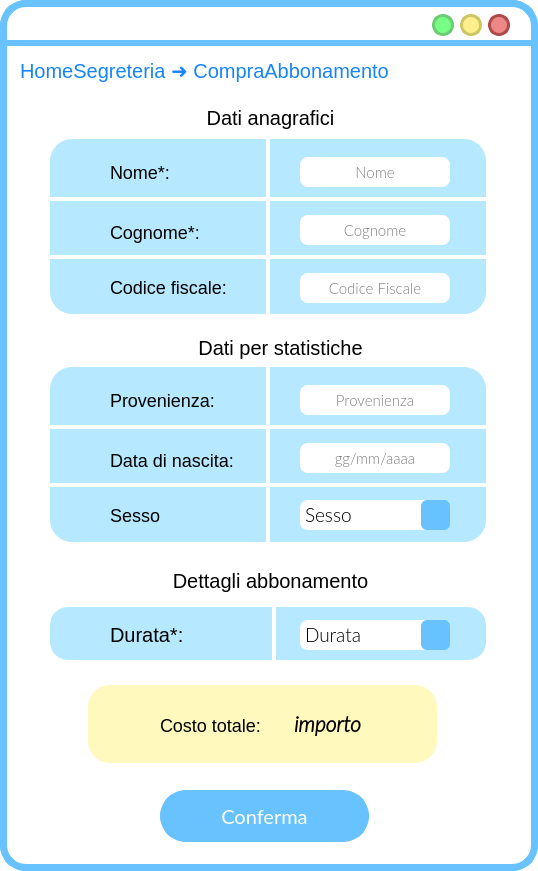
SbattellaMattia/SoftwareEngineering, file ui/CompraAbbonamento.ui: the form before one commit.
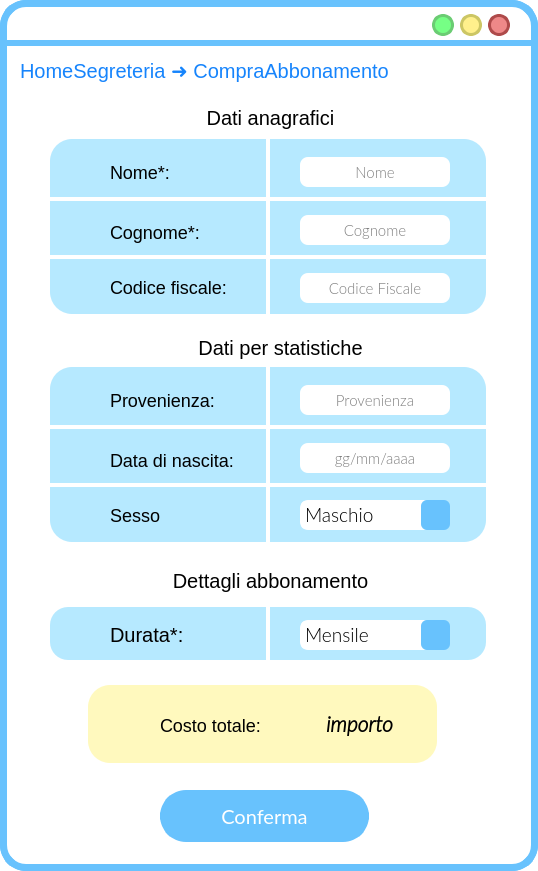
The form after the commit. Icons and pictures are not drawn.

Diff of the .ui file:
```diff
--- a/ui/CompraAbbonamento.ui
+++ b/ui/CompraAbbonamento.ui
@@ -915,7 +915,7 @@
      <bool>false</bool>
     </property>
     <property name="currentText">
-     <string>Sesso</string>
+     <string>Maschio</string>
     </property>
     <property name="iconSize">
      <size>
@@ -926,11 +926,6 @@
     <property name="frame">
      <bool>true</bool>
     </property>
-    <item>
-     <property name="text">
-      <string>Sesso</string>
-     </property>
-    </item>
     <item>
      <property name="text">
       <string>Maschio</string>
@@ -967,7 +962,7 @@
    <widget class="QLabel" name="label_4">
     <property name="geometry">
      <rect>
-      <x>272</x>
+      <x>266</x>
       <y>601</y>
       <width>4</width>
       <height>70</height>
@@ -1112,7 +1107,7 @@
      <bool>false</bool>
     </property>
     <property name="currentText">
-     <string>Durata</string>
+     <string>Mensile</string>
     </property>
     <property name="iconSize">
      <size>
@@ -1123,11 +1118,6 @@
     <property name="frame">
      <bool>true</bool>
     </property>
-    <item>
-     <property name="text">
-      <string>Durata</string>
-     </property>
-    </item>
     <item>
      <property name="text">
       <string>Mensile</string>
@@ -1199,7 +1189,7 @@
      <rect>
       <x>242</x>
       <y>704</y>
-      <width>171</width>
+      <width>151</width>
       <height>41</height>
      </rect>
     </property>
@@ -1222,7 +1212,7 @@
      <string>&lt;html&gt;&lt;head/&gt;&lt;body&gt;&lt;p&gt;&lt;span style=&quot; font-size:16pt; font-weight:600; font-style:italic;&quot;&gt;importo&lt;/span&gt;&lt;/p&gt;&lt;/body&gt;&lt;/html&gt;</string>
     </property>
     <property name="alignment">
-     <set>Qt::AlignCenter</set>
+     <set>Qt::AlignRight|Qt::AlignTrailing|Qt::AlignVCenter</set>
     </property>
    </widget>
    <widget class="QLabel" name="label_15">
```
Left out of the diff: 20 changed lines with no effect on the pictures.
